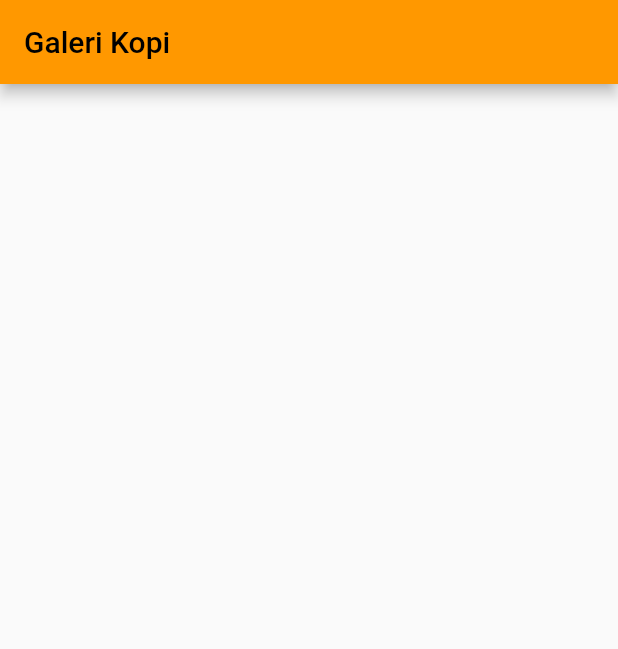
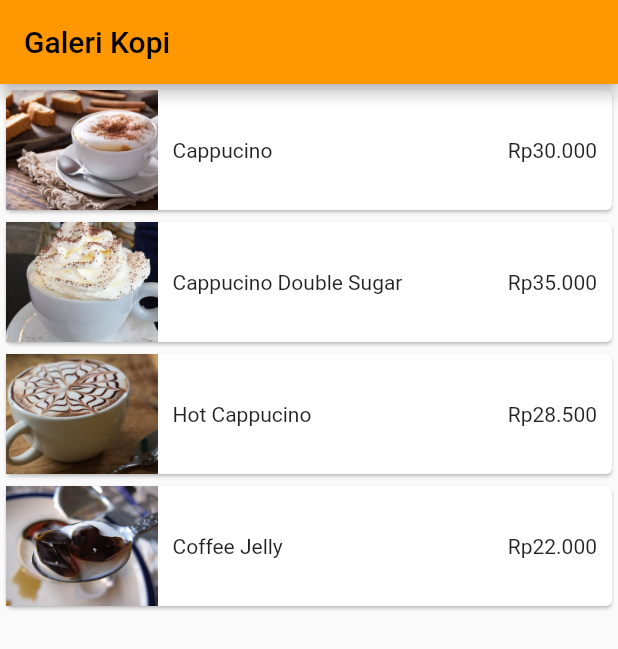
Before and after one commit to farishasim/Coffee-Gallery-App, a Flutter app: the screen it shows after launch, on a phone screen of 412 x 824 dp. Shown: the top 649 px of the screen. Run offline on Flutter 3.47's test engine with Material 2 defaults, Android fonts, the phone set to English and light mode, and no system bars.

Commit message:
add main & detail page

```diff
--- /dev/null
+++ b/lib/common/grid_card.dart
@@ -0,0 +1,15 @@
+import 'package:coffeegallery/model/coffee.dart';
+import 'package:flutter/material.dart';
+
+class CoffeeCardGrid extends StatelessWidget {
+  final Coffee coffee;
+
+  CoffeeCardGrid({required this.coffee});
+
+  @override
+  Widget build(BuildContext context) {
+    return Card(
+
+    );
+  }
+}
--- /dev/null
+++ b/lib/model/coffee.dart
@@ -0,0 +1,46 @@
+class Coffee {
+  String name;
+  String description;
+  String price;
+  String imageAsset;
+  List<int> similar;
+
+  Coffee({
+    required this.name,
+    required this.description,
+    required this.price,
+    required this.imageAsset,
+    required this.similar,
+  });
+}
+
+var MyCoffeeList = [
+  Coffee(
+    name: "Cappucino",
+    description: "is a coffee-based drink made primarily from espresso and milk. It consists of one-third espresso, one-third heated milk and one-third milk foam and is generally served in a 6 to 8-ounce cup. The cappuccino is considered one of the original espresso drinks representative of Italian espresso cuisine and eventually Italian-American espresso cuisine",
+    price: "Rp30.000",
+    imageAsset: "image/cappucino.jpg",
+    similar: [1,2,3]
+  ),
+  Coffee(
+    name: "Cappucino Double Sugar",
+    description: "is a coffee-based drink made primarily from espresso and milk. It consists of one-third espresso, one-third heated milk and one-third milk foam and is generally served in a 6 to 8-ounce cup. The cappuccino is considered one of the original espresso drinks representative of Italian espresso cuisine and eventually Italian-American espresso cuisine",
+    price: "Rp35.000",
+    imageAsset: "image/cappucino_double_sugar.jpg",
+    similar: [2,3]
+  ),
+  Coffee(
+    name: "Hot Cappucino",
+    description: "is a coffee-based drink made primarily from espresso and milk. It consists of one-third espresso, one-third heated milk and one-third milk foam and is generally served in a 6 to 8-ounce cup. The cappuccino is considered one of the original espresso drinks representative of Italian espresso cuisine and eventually Italian-American espresso cuisine",
+    price: "Rp28.500",
+    imageAsset: "image/hot-cappuccino.jpg",
+    similar: [3,0]
+  ),
+  Coffee(
+    name: "Coffee Jelly",
+    description: "is a coffee-based drink made primarily from espresso and milk. It consists of one-third espresso, one-third heated milk and one-third milk foam and is generally served in a 6 to 8-ounce cup. The cappuccino is considered one of the original espresso drinks representative of Italian espresso cuisine and eventually Italian-American espresso cuisine",
+    price: "Rp22.000",
+    imageAsset: "image/Coffee_Cincau.jpg",
+    similar: []
+  ),
+];
--- /dev/null
+++ b/lib/page/detail.dart
@@ -0,0 +1,43 @@
+import 'package:coffeegallery/model/coffee.dart';
+import 'package:flutter/material.dart';
+
+class DetailPage extends StatelessWidget {
+
+  final Coffee coffee;
+
+  DetailPage({required this.coffee});
+
+  @override
+  Widget build(BuildContext context) {
+    return Scaffold(
+      body: SafeArea(
+        child: Column(
+          children: [
+            Image.asset(coffee.imageAsset),
+            Container(
+              padding: EdgeInsets.all(15),
+              child: Text(
+                coffee.name,
+                style: TextStyle(
+                  fontSize: 30.0
+                ),
+              ),
+            ),
+            Container(
+              padding: EdgeInsets.all(5),
+              child: Text(
+                coffee.price
+              ),
+            ),
+            Container(
+              padding: EdgeInsets.all(15),
+              child: Text(
+                coffee.description
+              ),
+            ),
+          ],
+        ),
+      ),
+    );
+  }
+}
--- a/lib/page/main.dart
+++ b/lib/page/main.dart
@@ -1,3 +1,5 @@
+import 'package:coffeegallery/model/coffee.dart';
+import 'package:coffeegallery/page/detail.dart';
 import 'package:flutter/material.dart';
 
 class MainPage extends StatelessWidget {
@@ -8,17 +10,56 @@ class MainPage extends StatelessWidget {
       appBar: AppBar(
         title: Text("Galeri Kopi"),
       ),
-      body: Column(
-        children: [
-          Card(
+      body: CoffeeList(),
+    );
+  }
+}
+
+class CoffeeList extends StatelessWidget {
+
+  @override
+  Widget build(BuildContext context) {
+    return ListView.builder(
+      itemCount: MyCoffeeList.length,
+      itemBuilder: (context, index) {
+        final Coffee coffee = MyCoffeeList[index];
+        return InkWell(
+          onTap: () {
+            Navigator.push(context, MaterialPageRoute(builder: (context) {
+              return DetailPage(coffee: coffee);
+            }));
+          },
+          child: Card(
               child: Row(
                 children: [
-
+                  Expanded(
+                    flex: 1,
+                    child: Image.asset(coffee.imageAsset,
+                    height: 80,
+                    fit: BoxFit.cover,)
+                  ),
+                  Expanded(
+                    flex: 3,
+                    child: Container(
+                      padding: EdgeInsets.all(10),
+                      child: Row(
+                        mainAxisAlignment: MainAxisAlignment.spaceBetween,
+                        children: [
+                          Text(
+                            coffee.name
+                          ),
+                          Text(
+                            coffee.price
+                          )
                         ],
                       ),
                     )
+                  )
                 ],
+              ),
             ),
         );
       }
+    );
   }
+}
```
Also changed, not shown: image/Cappucino Choco float.jpg (added), image/Coffee_Cincau.jpg (added), image/Mocha_Latte_Costa_Rica.jpg (added), image/cappucino.jpg (added), image/cappucino_double_sugar.jpg (added), image/hot-cappuccino.jpg (added), lib/page/carousel.dart (deleted). Lines whose indentation alone changed are shown as unchanged.
